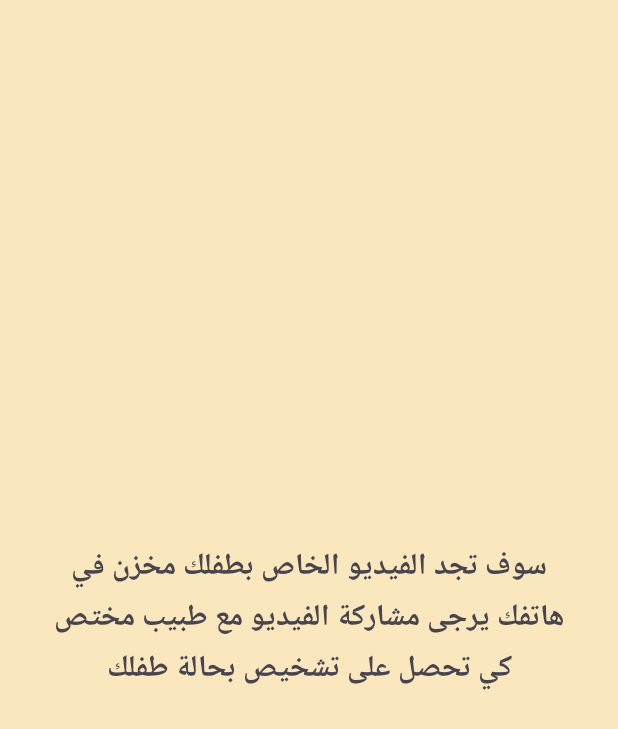
After one commit to jqatmosh/Autiscope, an Android app: the FinishGameActivity screen opened directly, with no data from a screen before it, on a phone screen of 412 x 824 dp. The commit adds this screen. Shown: the top 729 px of the screen. Run offline under Robolectric (Android 15) with nearby library versions, the phone set to English and light mode, and no system bars.

Commit message:
big fixes

```diff
--- a/Autiscope/app/src/main/AndroidManifest.xml
+++ b/Autiscope/app/src/main/AndroidManifest.xml
@@ -45,6 +45,9 @@
         <activity
             android:screenOrientation="portrait"
             android:name=".ui.questions.QuestionBaseActivity" />
+        <activity
+            android:screenOrientation="portrait"
+            android:name=".ui.questions.FinishGameActivity" />
 
     </application>
 
--- a/Autiscope/app/src/main/java/com/autiscope/ui/gameEntry/GameEntryActivity.kt
+++ b/Autiscope/app/src/main/java/com/autiscope/ui/gameEntry/GameEntryActivity.kt
@@ -89,7 +89,13 @@ class GameEntryActivity : AppCompatActivity() {
 
     private fun moveToQuestions() {
         QuestionBaseActivity.openIntent(this)
+        finish()
 
     }
 
+    override fun onResume() {
+        super.onResume()
+        binding.nextButton.isEnabled = true
+    }
+
 }
--- /dev/null
+++ b/Autiscope/app/src/main/java/com/autiscope/ui/questions/FinishGameActivity.kt
@@ -0,0 +1,33 @@
+package com.autiscope.ui.questions
+
+import android.content.Context
+import android.content.Intent
+import android.os.Bundle
+import androidx.appcompat.app.AppCompatActivity
+import com.autiscope.databinding.ActivityGameFinishBinding
+
+class FinishGameActivity : AppCompatActivity() {
+    private lateinit var binding: ActivityGameFinishBinding
+
+    companion object {
+        val TAG = FinishGameActivity::class.java.toString()
+
+        fun openIntent(context: Context) {
+            val intent = Intent(context, FinishGameActivity::class.java).apply {
+                flags = Intent.FLAG_ACTIVITY_SINGLE_TOP
+            }
+            context.startActivity(intent)
+        }
+    }
+
+    override fun onCreate(savedInstanceState: Bundle?) {
+        super.onCreate(savedInstanceState)
+        binding = ActivityGameFinishBinding.inflate(layoutInflater)
+        setContentView(binding.root)
+    }
+
+    override fun onPause() {
+        super.onPause()
+        finish()
+    }
+}
--- /dev/null
+++ b/Autiscope/app/src/main/res/layout/activity_game_finish.xml
@@ -0,0 +1,21 @@
+<?xml version="1.0" encoding="utf-8"?>
+<androidx.constraintlayout.widget.ConstraintLayout xmlns:android="http://schemas.android.com/apk/res/android"
+    android:layout_width="match_parent"
+    android:layout_height="match_parent"
+    xmlns:app="http://schemas.android.com/apk/res-auto"
+    android:background="@color/yellow">
+
+    <TextView
+        android:layout_width="0dp"
+        android:layout_height="wrap_content"
+        android:text="@string/game_finish_activity_desc"
+        app:layout_constraintTop_toTopOf="parent"
+        app:layout_constraintBottom_toBottomOf="parent"
+        app:layout_constraintStart_toStartOf="parent"
+        app:layout_constraintEnd_toEndOf="parent"
+        android:textSize="20sp"
+        android:textStyle="bold"
+        android:layout_marginHorizontal="30dp"
+        android:textAlignment="center" />
+
+</androidx.constraintlayout.widget.ConstraintLayout>
--- a/Autiscope/app/src/main/res/layout/activity_question.xml
+++ b/Autiscope/app/src/main/res/layout/activity_question.xml
@@ -3,6 +3,7 @@
     android:layout_width="match_parent"
     android:layout_height="match_parent"
     xmlns:app="http://schemas.android.com/apk/res-auto"
+    xmlns:tools="http://schemas.android.com/tools"
     android:keepScreenOn="true"
     android:background="@color/yellow">
 
@@ -17,7 +18,7 @@
         android:layout_height="wrap_content"
         app:layout_constraintTop_toTopOf="parent"
         app:layout_constraintEnd_toEndOf="parent"
-        android:text="00:00"
+        tools:text="00:00"
         android:layout_margin="20dp"
         android:textStyle="bold" />
 
--- a/Autiscope/app/src/main/res/values/strings.xml
+++ b/Autiscope/app/src/main/res/values/strings.xml
@@ -48,7 +48,12 @@
     <string name="game_entry_activity_desc">يرجى إعطاء الهاتف إلى طفلك كي يقوم بلعب اللعبة
  وإعطاء الكاميرا إذن الوصول ثم سوف تجد الفيديو الخاص
  بطفلك مخزن في هاتفك يرجى مشاركة الفيديو
- مع طبيب مختص كيف تحصل على تشخيص بحالة طفلك</string>
+ مع طبيب مختص كي تحصل على تشخيص بحالة طفلك</string>
+
+    <string name="game_finish_activity_desc">
+  سوف تجد الفيديو الخاص
+ بطفلك مخزن في هاتفك يرجى مشاركة الفيديو
+ مع طبيب مختص كي تحصل على تشخيص بحالة طفلك</string>
 
     <string name="next_btn_text">التالي</string>
 
```
Also changed, not shown: Autiscope/app/src/main/java/com/autiscope/ui/questions/QuestionBaseActivity.kt (+89 -84 lines), Autiscope/library/src/main/java/dev/bmcreations/scrcast/internal/recorder/service/RecorderService.kt (+6 -6 lines).
